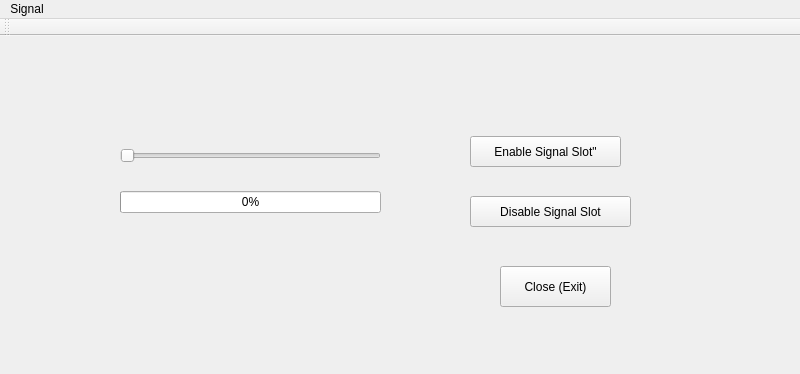
This is 05-SignalandSlot/signalslot.ui in nadim144/Let-us-qt-qml as Qt 5 draws it before an edit. The edited form follows.
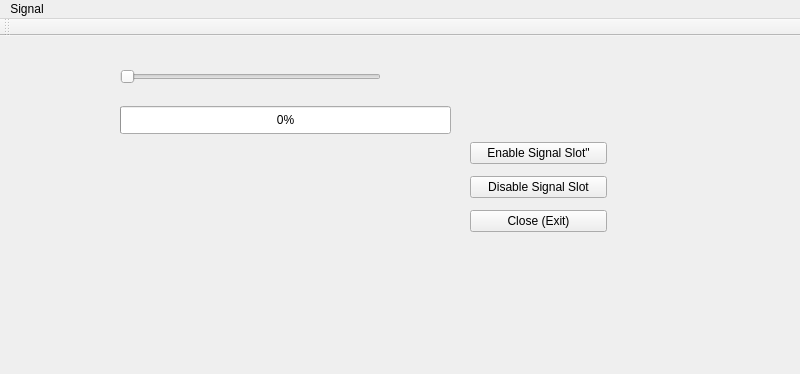
This is the edited form.

Patch:
```diff
--- a/05-SignalandSlot/signalslot.ui
+++ b/05-SignalandSlot/signalslot.ui
@@ -18,9 +18,9 @@
     <property name="geometry">
      <rect>
       <x>120</x>
-      <y>90</y>
+      <y>20</y>
       <width>261</width>
-      <height>111</height>
+      <height>41</height>
      </rect>
     </property>
     <layout class="QVBoxLayout" name="verticalLayout_Slider_Progressbar">
@@ -31,54 +31,54 @@
        </property>
       </widget>
      </item>
-     <item>
+    </layout>
+   </widget>
       <widget class="QProgressBar" name="progressBar_signalslot">
+    <property name="geometry">
+     <rect>
+      <x>120</x>
+      <y>70</y>
+      <width>331</width>
+      <height>28</height>
+     </rect>
+    </property>
        <property name="value">
         <number>0</number>
        </property>
       </widget>
-     </item>
-    </layout>
-   </widget>
-   <widget class="QPushButton" name="pushButton_enable_signalslot">
+   <widget class="QWidget" name="layoutWidget">
     <property name="geometry">
      <rect>
       <x>470</x>
       <y>100</y>
-      <width>151</width>
-      <height>31</height>
+      <width>137</width>
+      <height>103</height>
      </rect>
     </property>
+    <layout class="QVBoxLayout" name="verticalLayout">
+     <item>
+      <widget class="QPushButton" name="pushButton_enable_signalslot">
     <property name="text">
      <string>Enable Signal Slot&quot;</string>
     </property>
    </widget>
+     </item>
+     <item>
    <widget class="QPushButton" name="pushButton_disable_signalslot">
-    <property name="geometry">
-     <rect>
-      <x>470</x>
-      <y>160</y>
-      <width>161</width>
-      <height>31</height>
-     </rect>
-    </property>
     <property name="text">
      <string>Disable Signal Slot</string>
     </property>
    </widget>
+     </item>
+     <item>
    <widget class="QPushButton" name="pushButton_close_exit">
-    <property name="geometry">
-     <rect>
-      <x>500</x>
-      <y>230</y>
-      <width>111</width>
-      <height>41</height>
-     </rect>
-    </property>
     <property name="text">
      <string>Close (Exit)</string>
     </property>
    </widget>
+     </item>
+    </layout>
+   </widget>
   </widget>
   <widget class="QMenuBar" name="menubar">
    <property name="geometry">
```
Left out of the diff: 24 changed lines with no effect on the pictures. Lines whose indentation alone changed are shown as unchanged.
